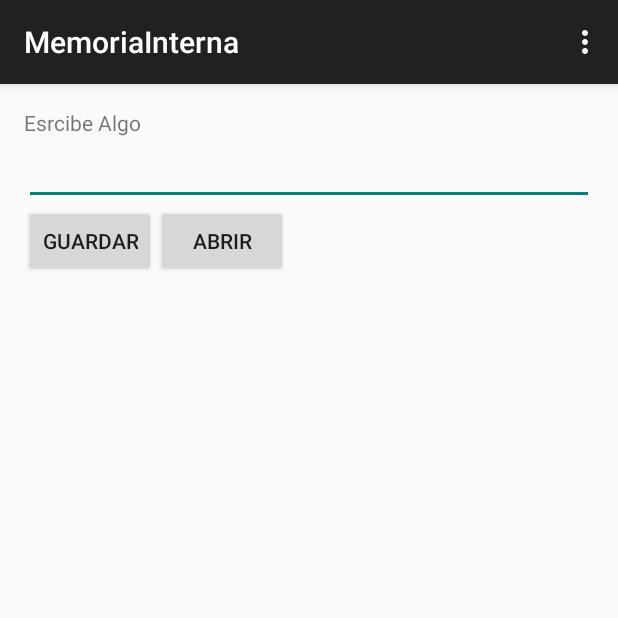
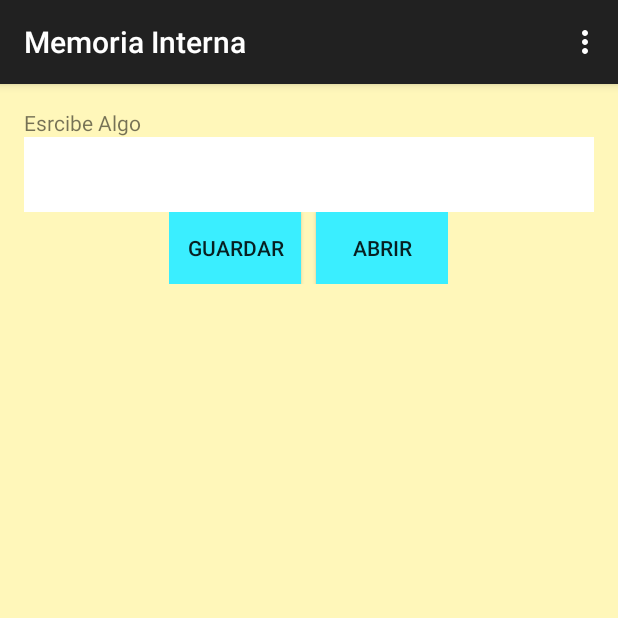
Before and after one commit to EverRios/MemoriaInterna, an Android app: the screen it shows after launch (MainActivity), on a phone screen of 412 x 824 dp, the top half of it. Run offline under Robolectric (Android 15) with nearby library versions, the phone set to English and light mode, and no system bars.

Commit message:
v2 Memoria Interna

```diff
--- a/app/src/main/java/com/example/everardo/memoriainterna/MainActivity.java
+++ b/app/src/main/java/com/example/everardo/memoriainterna/MainActivity.java
@@ -17,7 +17,7 @@ import java.io.OutputStreamWriter;
 
 
 public class MainActivity extends ActionBarActivity implements View.OnClickListener {
-
+    /// Se decalran todas las variables
     private EditText txtTexto;
     private Button btnGuardar, btnAbrir;
     private static final int READ_BLOCK_SIZE=100;
@@ -26,7 +26,7 @@ public class MainActivity extends ActionBarActivity implements View.OnClickListe
     protected void onCreate(Bundle savedInstanceState) {
         super.onCreate(savedInstanceState);
         setContentView(R.layout.activity_main);
-
+/// se lanzan todos los EditText Y Botones
         txtTexto = (EditText) findViewById(R.id.txtArchivo);
         btnGuardar = (Button)findViewById(R.id.btnGuardar);
         btnAbrir = (Button)findViewById(R.id.btnAbrir);
@@ -108,7 +108,7 @@ public class MainActivity extends ActionBarActivity implements View.OnClickListe
                     inputBuffer = new char[READ_BLOCK_SIZE];
                 }
 
-                //Se muestra el texto leido en la caje de texto
+                //Se muestra el texto leido en la caja de texto
                 txtTexto.setText(str);
 
                 isr.close();
--- a/app/src/main/res/layout/activity_main.xml
+++ b/app/src/main/res/layout/activity_main.xml
@@ -4,7 +4,9 @@
     android:paddingRight="@dimen/activity_horizontal_margin"
     android:paddingTop="@dimen/activity_vertical_margin"
     android:paddingBottom="@dimen/activity_vertical_margin" tools:context=".MainActivity"
-    android:orientation="vertical">
+    android:orientation="vertical"
+    android:background="#fffff7ba"
+    android:weightSum="1">
 
     <TextView android:text="@string/mensaje1"
         android:layout_width="wrap_content"
@@ -13,23 +15,29 @@
     <EditText
         android:layout_width="fill_parent"
         android:layout_height="wrap_content"
-        android:id="@+id/txtArchivo" />
+        android:id="@+id/txtArchivo"
+        android:background="#ffffffff"
+        android:layout_weight="0.04" />
 
     <LinearLayout
         android:layout_width="wrap_content"
         android:layout_height="wrap_content"
-        android:orientation="horizontal">
+        android:orientation="horizontal"
+        android:layout_gravity="center_horizontal">
 
         <Button
             android:layout_width="fill_parent"
             android:layout_height="wrap_content"
             android:id="@+id/btnGuardar"
-            android:text="@string/guardar" />
+            android:text="@string/guardar"
+            android:background="#ff3aeeff" />
 
         <Button
             android:layout_width="fill_parent"
             android:layout_height="wrap_content"
             android:id="@+id/btnAbrir"
+            android:background="#ff3aeeff"
+            android:layout_marginLeft="10dp"
             android:text="@string/Abrir" />
 
     </LinearLayout>
--- a/app/src/main/res/values/strings.xml
+++ b/app/src/main/res/values/strings.xml
@@ -1,7 +1,7 @@
 <?xml version="1.0" encoding="utf-8"?>
 <resources>
 
-    <string name="app_name">MemoriaInterna</string>
+    <string name="app_name">Memoria Interna</string>
     <string name="action_settings">Settings</string>
 
     <string name="mensaje1">Esrcibe Algo</string>
```
